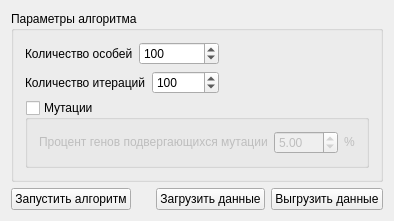
MrBenomos/Masters_thesis_2, file Masters_thesis_2/main_widget.ui: the form before one commit.
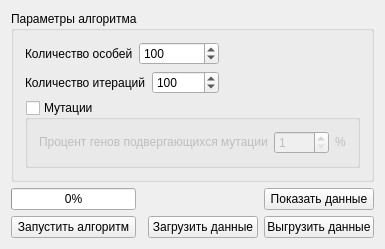
The form after the commit.

Diff of the .ui file:
```diff
--- a/Masters_thesis_2/main_widget.ui
+++ b/Masters_thesis_2/main_widget.ui
@@ -6,15 +6,15 @@
    <rect>
     <x>0</x>
     <y>0</y>
-    <width>372</width>
-    <height>208</height>
+    <width>385</width>
+    <height>240</height>
    </rect>
   </property>
   <property name="windowTitle">
    <string>Генетический алгоритм</string>
   </property>
   <widget class="QWidget" name="centralWidget">
-   <layout class="QVBoxLayout" name="verticalLayout">
+   <layout class="QVBoxLayout" name="verticalLayout_2">
     <item>
      <widget class="QGroupBox" name="groupBox_2">
       <property name="title">
@@ -117,38 +117,6 @@
           <bool>false</bool>
          </property>
          <layout class="QGridLayout" name="gridLayout">
-          <item row="0" column="0">
-           <widget class="QLabel" name="label_2">
-            <property name="sizePolicy">
-             <sizepolicy hsizetype="Fixed" vsizetype="Fixed">
-              <horstretch>0</horstretch>
-              <verstretch>0</verstretch>
-             </sizepolicy>
-            </property>
-            <property name="text">
-             <string>Процент генов подвергающихся мутации</string>
-            </property>
-           </widget>
-          </item>
-          <item row="0" column="1">
-           <widget class="QDoubleSpinBox" name="doubleSpinBox">
-            <property name="minimum">
-             <double>0.010000000000000</double>
-            </property>
-            <property name="maximum">
-             <double>100.000000000000000</double>
-            </property>
-            <property name="singleStep">
-             <double>0.010000000000000</double>
-            </property>
-            <property name="stepType">
-             <enum>QAbstractSpinBox::AdaptiveDecimalStepType</enum>
-            </property>
-            <property name="value">
-             <double>5.000000000000000</double>
-            </property>
-           </widget>
-          </item>
           <item row="0" column="2">
            <widget class="QLabel" name="label">
             <property name="sizePolicy">
@@ -162,6 +130,29 @@
             </property>
            </widget>
           </item>
+          <item row="0" column="0">
+           <widget class="QLabel" name="label_2">
+            <property name="sizePolicy">
+             <sizepolicy hsizetype="Fixed" vsizetype="Fixed">
+              <horstretch>0</horstretch>
+              <verstretch>0</verstretch>
+             </sizepolicy>
+            </property>
+            <property name="text">
+             <string>Процент генов подвергающихся мутации</string>
+            </property>
+           </widget>
+          </item>
+          <item row="0" column="1">
+           <widget class="QSpinBox" name="sbMutation">
+            <property name="minimum">
+             <number>1</number>
+            </property>
+            <property name="maximum">
+             <number>100</number>
+            </property>
+           </widget>
+          </item>
          </layout>
         </widget>
        </item>
@@ -182,9 +173,78 @@
      </spacer>
     </item>
     <item>
+     <layout class="QVBoxLayout" name="verticalLayout">
+      <item>
+       <layout class="QHBoxLayout" name="horizontalLayout_2">
+        <item>
+         <widget class="QProgressBar" name="progressBar">
+          <property name="minimumSize">
+           <size>
+            <width>125</width>
+            <height>0</height>
+           </size>
+          </property>
+          <property name="value">
+           <number>0</number>
+          </property>
+          <property name="alignment">
+           <set>Qt::AlignCenter</set>
+          </property>
+          <property name="textVisible">
+           <bool>true</bool>
+          </property>
+          <property name="orientation">
+           <enum>Qt::Horizontal</enum>
+          </property>
+         </widget>
+        </item>
+        <item>
+         <spacer name="horizontalSpacer_4">
+          <property name="orientation">
+           <enum>Qt::Horizontal</enum>
+          </property>
+          <property name="sizeHint" stdset="0">
+           <size>
+            <width>18</width>
+            <height>20</height>
+           </size>
+          </property>
+         </spacer>
+        </item>
+        <item>
+         <widget class="QPushButton" name="pbShowData">
+          <property name="sizePolicy">
+           <sizepolicy hsizetype="Preferred" vsizetype="Fixed">
+            <horstretch>0</horstretch>
+            <verstretch>0</verstretch>
+           </sizepolicy>
+          </property>
+          <property name="minimumSize">
+           <size>
+            <width>110</width>
+            <height>0</height>
+           </size>
+          </property>
+          <property name="toolTip">
+           <string>Показать все полученные поколения в отдельном окне</string>
+          </property>
+          <property name="text">
+           <string>Показать данные</string>
+          </property>
+         </widget>
+        </item>
+       </layout>
+      </item>
+      <item>
      <layout class="QHBoxLayout" name="horizontalLayout">
       <item>
-       <widget class="QPushButton" name="pushButton_3">
+         <widget class="QPushButton" name="pbStart">
+          <property name="minimumSize">
+           <size>
+            <width>125</width>
+            <height>0</height>
+           </size>
+          </property>
         <property name="text">
          <string>Запустить алгоритм</string>
         </property>
@@ -197,14 +257,26 @@
         </property>
         <property name="sizeHint" stdset="0">
          <size>
-          <width>40</width>
+            <width>13</width>
           <height>20</height>
          </size>
         </property>
        </spacer>
       </item>
       <item>
-       <widget class="QPushButton" name="pushButton">
+         <widget class="QPushButton" name="pbLoad">
+          <property name="sizePolicy">
+           <sizepolicy hsizetype="Preferred" vsizetype="Fixed">
+            <horstretch>0</horstretch>
+            <verstretch>0</verstretch>
+           </sizepolicy>
+          </property>
+          <property name="minimumSize">
+           <size>
+            <width>110</width>
+            <height>0</height>
+           </size>
+          </property>
         <property name="toolTip">
          <string>Считать данные из файла</string>
         </property>
@@ -214,7 +286,19 @@
        </widget>
       </item>
       <item>
-       <widget class="QPushButton" name="pushButton_2">
+         <widget class="QPushButton" name="pbUpload">
+          <property name="sizePolicy">
+           <sizepolicy hsizetype="Preferred" vsizetype="Fixed">
+            <horstretch>0</horstretch>
+            <verstretch>0</verstretch>
+           </sizepolicy>
+          </property>
+          <property name="minimumSize">
+           <size>
+            <width>110</width>
+            <height>0</height>
+           </size>
+          </property>
         <property name="toolTip">
          <string>Записать все полученные поколения в файл</string>
         </property>
@@ -222,6 +306,8 @@
          <string>Выгрузить данные</string>
         </property>
        </widget>
+        </item>
+       </layout>
       </item>
      </layout>
     </item>
```
Left out of the diff: 6 changed lines with no effect on the pictures. Lines whose indentation alone changed are shown as unchanged.
